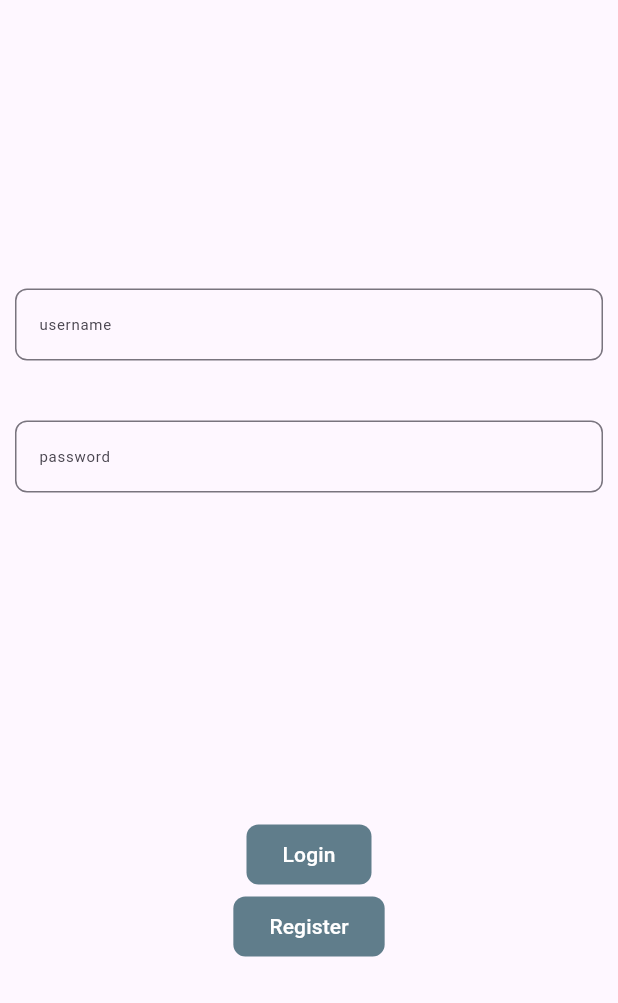
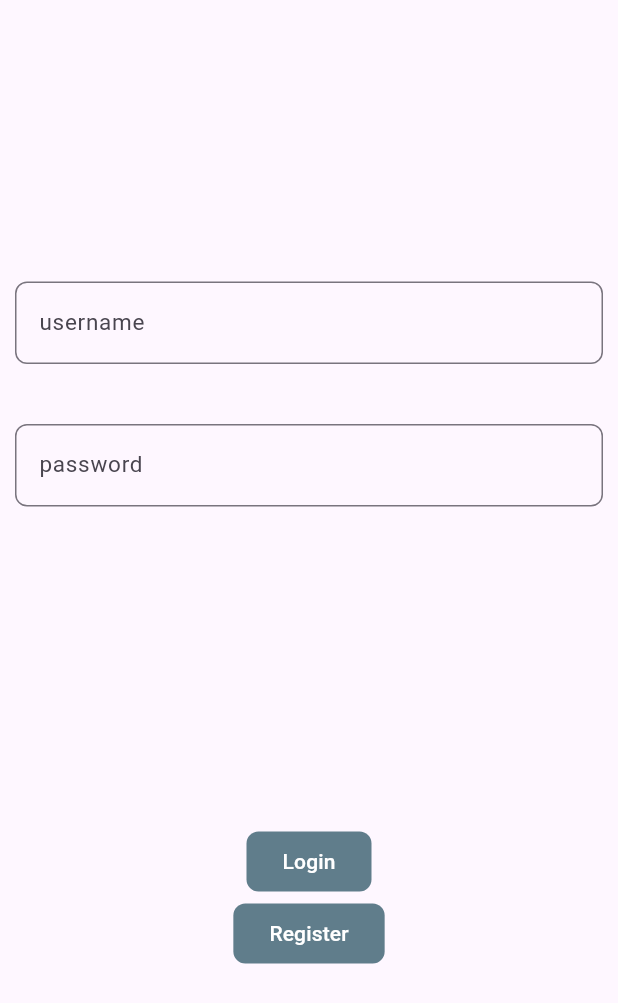
Before and after one commit to M2NVMe/testproject, a Flutter app: the screen it shows after launch, on a phone screen of 412 x 824 dp. Shown: the top 1003 px of the screen. Run offline on Flutter 3.47's test engine with Material 3 defaults, Android fonts, the phone set to English and light mode, and no system bars; our stand-ins replace get, sqflite; accounts and stored records are empty.

```diff
--- a/lib/LoginUtama.dart
+++ b/lib/LoginUtama.dart
@@ -20,7 +20,7 @@ class Loginutama extends StatelessWidget {
           myTextField(
             hintText: 'username',
             isObscure: false,
-            textStyle: const TextStyle(fontSize: 10),
+            textStyle: const TextStyle(fontSize: 15),
             rad: 8,
             controller: usernameController,
             textInputType: TextInputType.text,
@@ -29,7 +29,7 @@ class Loginutama extends StatelessWidget {
           myTextField(
             hintText: 'password',
             isObscure: true,
-            textStyle: const TextStyle(fontSize: 10),
+            textStyle: const TextStyle(fontSize: 15),
             rad: 8,
             controller: passwordController,
             textInputType: TextInputType.text,
--- a/lib/Pages/Fragments/Favorites.dart
+++ b/lib/Pages/Fragments/Favorites.dart
@@ -9,9 +9,6 @@ class Favorites extends StatelessWidget {
   @override
   Widget build(BuildContext context) {
     return Scaffold(
-      appBar: AppBar(
-        title: Text("Favorites"),
-      ),
       body: Column(
         children: [
           Expanded(
@@ -28,6 +25,7 @@ class Favorites extends StatelessWidget {
                 itemCount: datas.favorites.length,
                 itemBuilder: (context, index) {
                   final item = datas.favorites[index];
+                  datas.loadFavorites();
                   return Card(
                     color: Colors.grey.shade100,
                     child: ListTile(
```
Also changed, not shown: lib/Controllers/RegularControllers/sportscontroller.dart (+8 -2 lines).
